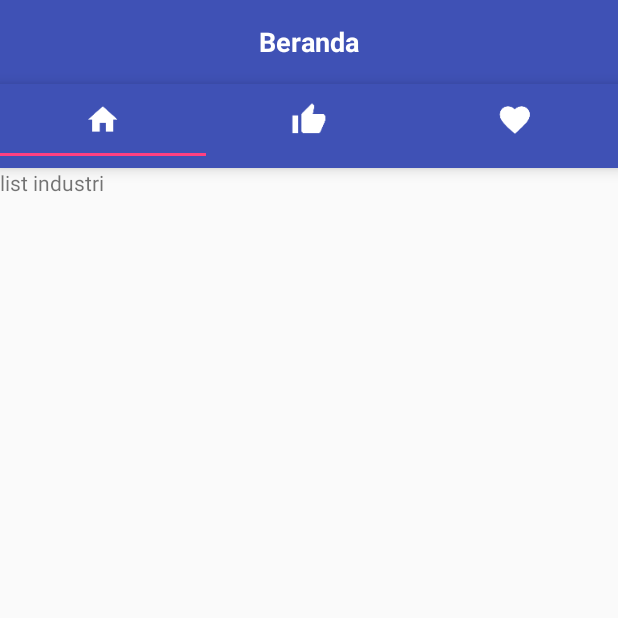
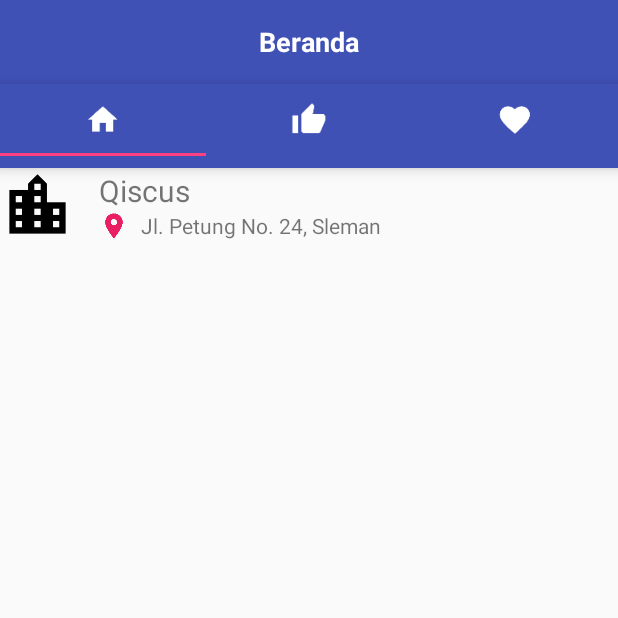
Before and after one commit to amsibsam/CRYSDIP, an Android app: the HomeActivity screen opened directly, with no data from a screen before it, on a phone screen of 412 x 824 dp, the top half of it. Run offline under Robolectric (Android 15) with nearby library versions, the phone set to English and light mode, and no system bars; our stand-ins replace data binding.

Commit message:
add dummy item for industri, to redirect to industriActivity

```diff
--- a/app/src/main/java/com/uny/crysdip/ui/activity/HomeActivity.java
+++ b/app/src/main/java/com/uny/crysdip/ui/activity/HomeActivity.java
@@ -25,9 +25,9 @@
         viewPager = binding.pager;
 
         setSupportActionBar(binding.toolbar);
-        tabLayout.addTab(tabLayout.newTab().setIcon(R.drawable.ic_tab_home));
-        tabLayout.addTab(tabLayout.newTab().setIcon(R.drawable.ic_tab_recomendation));
-        tabLayout.addTab(tabLayout.newTab().setIcon(R.drawable.ic_tab_favorite));
+        tabLayout.addTab(tabLayout.newTab().setIcon(R.drawable.ic_tab_home), 0);
+        tabLayout.addTab(tabLayout.newTab().setIcon(R.drawable.ic_tab_recomendation), 1);
+        tabLayout.addTab(tabLayout.newTab().setIcon(R.drawable.ic_tab_favorite), 2);
 
         final PagerAdapter adapter = new TabAdapter(getSupportFragmentManager(), tabLayout.getTabCount());
         viewPager.addOnPageChangeListener(new TabLayout.TabLayoutOnPageChangeListener(tabLayout));
@@ -38,7 +38,16 @@
             @Override
             public void onTabSelected(TabLayout.Tab tab) {
                 viewPager.setCurrentItem(tab.getPosition());
-
+                switch (tab.getPosition()){
+                    case 0:
+                        binding.toolbarTitle.setText("Beranda");
+                        break;
+                    case 1:
+                        binding.toolbarTitle.setText("Rekomendasi");
+                        break;
+                    case 2:
+                        binding.toolbarTitle.setText("Favorit");
+                }
             }
 
             @Override
--- a/app/src/main/java/com/uny/crysdip/ui/fragment/ListIndustriFragment.java
+++ b/app/src/main/java/com/uny/crysdip/ui/fragment/ListIndustriFragment.java
@@ -1,6 +1,7 @@
 package com.uny.crysdip.ui.fragment;
 
 
+import android.content.Intent;
 import android.os.Bundle;
 import android.support.v4.app.Fragment;
 import android.view.LayoutInflater;
@@ -8,11 +9,14 @@
 import android.view.ViewGroup;
 
 import com.uny.crysdip.R;
+import com.uny.crysdip.databinding.FragmentListIndustriBinding;
+import com.uny.crysdip.ui.activity.IndustryActivity;
 
 /**
  * A simple {@link Fragment} subclass.
  */
 public class ListIndustriFragment extends android.support.v4.app.Fragment {
+    private FragmentListIndustriBinding binding;
 
 
     public static ListIndustriFragment newInstance(int page, String title) {
@@ -28,8 +32,17 @@
     @Override
     public View onCreateView(LayoutInflater inflater, ViewGroup container,
                              Bundle savedInstanceState) {
+        binding = FragmentListIndustriBinding.inflate(inflater, container, false);
+        binding.industriContainer.setOnClickListener(new View.OnClickListener() {
+            @Override
+            public void onClick(View v) {
+                startActivity(new Intent(getActivity(), IndustryActivity.class));
+            }
+        });
+
+
         // Inflate the layout for this fragment
-        return inflater.inflate(R.layout.fragment_list_industri, container, false);
+        return binding.getRoot();
     }
 
 }
--- a/app/src/main/res/layout/activity_industry.xml
+++ b/app/src/main/res/layout/activity_industry.xml
@@ -26,8 +26,10 @@
                 app:layout_scrollFlags="scroll|exitUntilCollapsed">
 
                 <fragment
+                    android:id="@+id/map_fragment"
                     android:layout_width="match_parent"
-                    android:layout_height="230dp"/>
+                    android:layout_height="230dp"
+                    class="com.google.android.gms.maps.SupportMapFragment"/>
 
 
                 <android.support.v7.widget.Toolbar
--- a/app/src/main/res/layout/fragment_list_industri.xml
+++ b/app/src/main/res/layout/fragment_list_industri.xml
@@ -5,10 +5,46 @@
     android:layout_width="match_parent"
     android:layout_height="match_parent"
     tools:context=".ui.fragment.ListIndustriFragment">
-    <TextView
+    <LinearLayout
+        android:id="@+id/industri_container"
         android:layout_width="wrap_content"
         android:layout_height="wrap_content"
-        android:text="list industri"/>
+        android:orientation="horizontal"
+        android:gravity="center_vertical">
+        <ImageView
+            android:layout_width="50dp"
+            android:layout_height="50dp"
+            android:src="@drawable/ic_industri_item"/>
+        <LinearLayout
+            android:layout_width="wrap_content"
+            android:layout_height="wrap_content"
+            android:orientation="vertical"
+            android:paddingLeft="16dp">
+            <TextView
+                android:id="@+id/tv_industri_name"
+                android:layout_width="wrap_content"
+                android:layout_height="wrap_content"
+                android:text="Qiscus"
+                android:textSize="20sp"/>
+            <LinearLayout
+                android:layout_width="wrap_content"
+                android:layout_height="wrap_content"
+                android:orientation="horizontal"
+                android:gravity="center_vertical">
+                <ImageView
+                    android:layout_width="20dp"
+                    android:layout_height="20dp"
+                    android:src="@drawable/ic_marker"/>
+                <TextView
+                    android:id="@+id/tv_alamat"
+                    android:layout_marginLeft="8dp"
+                    android:layout_width="wrap_content"
+                    android:layout_height="wrap_content"
+                    android:text="Jl. Petung No. 24, Sleman"/>
+            </LinearLayout>
+
+        </LinearLayout>
+    </LinearLayout>
     <ListView
         android:id="@+id/list_view"
         android:layout_width="match_parent"
--- a/app/src/main/res/values/strings.xml
+++ b/app/src/main/res/values/strings.xml
@@ -3,4 +3,5 @@
 
     <!-- TODO: Remove or change this placeholder text -->
     <string name="hello_blank_fragment">Hello blank fragment</string>
+    <string name="title_activity_maps">Map</string>
 </resources>
```
Also changed, not shown: app/build.gradle (+4 -4 lines), app/src/debug/res/values/google_maps_api.xml (added, +21 -0 lines), app/src/main/AndroidManifest.xml (+22 -1 lines), app/src/main/java/com/uny/crysdip/pojo/Industri.java (added, +24 -0 lines), app/src/main/java/com/uny/crysdip/pojo/Mahasiswa.java (added, +7 -0 lines), app/src/main/java/com/uny/crysdip/ui/activity/IndustryActivity.java (+34 -2 lines), 1 other file.
